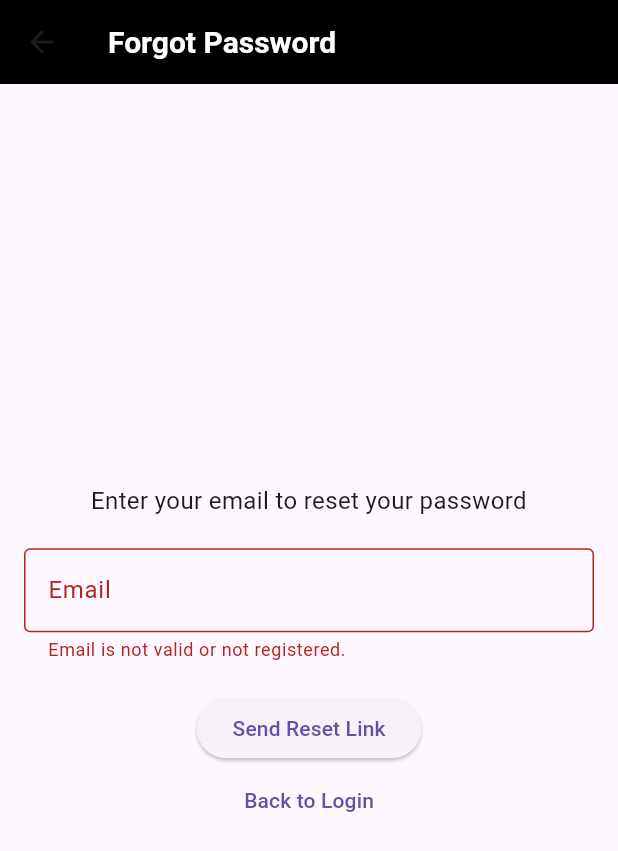
After one commit to malvinrey/flicknest, a Flutter app: the LupaPasswordPage screen opened by its route, after a tap on "Send Reset Link", on a phone screen of 412 x 824 dp. The commit adds this screen. Shown: the top 851 px of the screen. Run offline on Flutter 3.47's test engine with Material 3 defaults, Android fonts, the phone set to English and light mode, and no system bars; our stand-ins replace font_awesome_flutter.

Commit message:
Lupa Password

```diff
--- a/lib/main.dart
+++ b/lib/main.dart
@@ -3,6 +3,7 @@ import 'pages/login_page.dart';
 import 'pages/register_page.dart';
 import 'pages/home_page.dart';
 import 'pages/sign_in_screen.dart';
+import 'pages/lupa_password.dart';
 
 void main() {
   runApp(MyApp());
@@ -21,6 +22,7 @@ class MyApp extends StatelessWidget {
         '/login': (context) => LoginPage(),
         '/register': (context) => RegisterPage(),
         '/sign-in': (context) => SignInScreen(),
+        '/forgot-password': (context) => LupaPasswordPage(),
 
       },
     );
--- /dev/null
+++ b/lib/pages/lupa_password.dart
@@ -0,0 +1,78 @@
+import 'package:flutter/material.dart';
+
+class LupaPasswordPage extends StatefulWidget {
+  @override
+  _LupaPasswordPageState createState() => _LupaPasswordPageState();
+}
+
+class _LupaPasswordPageState extends State<LupaPasswordPage> {
+  final _emailController = TextEditingController();
+  final _allowedEmail = "rendy@jogja.co.id"; // Email spesifik yang diizinkan
+  String? _errorMessage;
+
+  @override
+  Widget build(BuildContext context) {
+    return Scaffold(
+      appBar: AppBar(
+        title: Text('Forgot Password'),
+        backgroundColor: Colors.black, // Warna latar belakang hitam
+        titleTextStyle: TextStyle(
+          color: Colors.white, // Warna teks putih
+          fontSize: 20, // Ukuran font teks
+          fontWeight: FontWeight.bold, // Menebalkan teks
+        ),
+      ),
+      body: Padding(
+        padding: const EdgeInsets.all(16.0),
+        child: Column(
+          mainAxisAlignment: MainAxisAlignment.center,
+          children: [
+            Text(
+              "Enter your email to reset your password",
+              style: TextStyle(fontSize: 16),
+              textAlign: TextAlign.center,
+            ),
+            SizedBox(height: 20),
+            TextField(
+              controller: _emailController,
+              decoration: InputDecoration(
+                labelText: 'Email',
+                border: OutlineInputBorder(),
+                errorText: _errorMessage, // Tampilkan pesan error jika ada
+              ),
+              keyboardType: TextInputType.emailAddress,
+            ),
+            SizedBox(height: 20),
+            ElevatedButton(
+              onPressed: () {
+                // Validasi email
+                if (_emailController.text == _allowedEmail) {
+                  // Tampilkan pesan sukses
+                  ScaffoldMessenger.of(context).showSnackBar(
+                    SnackBar(
+                      content: Text("Password reset link has been sent to your email."),
+                    ),
+                  );
+                  Navigator.pushReplacementNamed(context, '/login');
+                } else {
+                  // Tampilkan error jika email tidak cocok
+                  setState(() {
+                    _errorMessage = "Email is not valid or not registered.";
+                  });
+                }
+              },
+              child: Text('Send Reset Link'),
+            ),
+            TextButton(
+              onPressed: () {
+                // Kembali ke halaman login
+                Navigator.pushReplacementNamed(context, '/sign-in');
+              },
+              child: Text('Back to Login'),
+            ),
+          ],
+        ),
+      ),
+    );
+  }
+}
--- a/lib/pages/sign_in_screen.dart
+++ b/lib/pages/sign_in_screen.dart
@@ -100,6 +100,15 @@ class _SignInScreenState extends State<SignInScreen> {
               onPressed: signIn,
               child: Text('Sign In'),
             ),
+            SizedBox(height: 5),
+            TextButton(
+              onPressed: () {
+                // Pindah ke halaman lupa password
+                Navigator.pushReplacementNamed(context, '/forgot-password');
+              },
+              child: Text('Forgot Password?'),
+            ),
+
             TextButton(
               onPressed: () {
                 Navigator.pushNamed(context, '/register');
```
